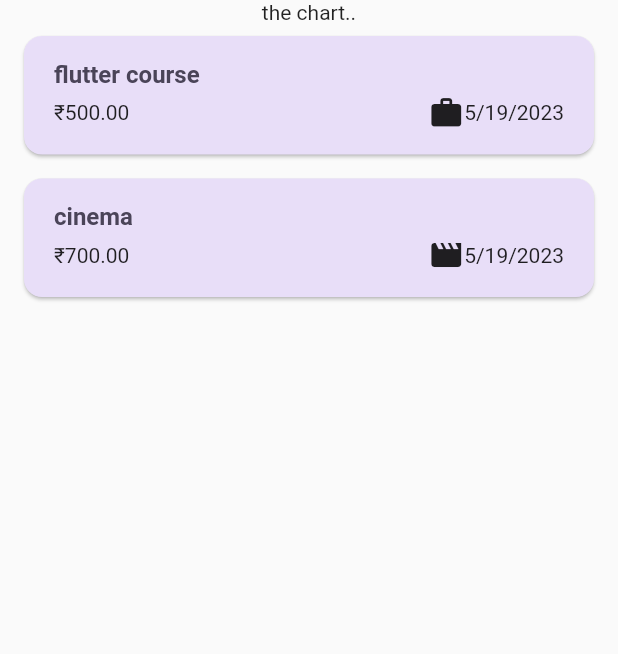
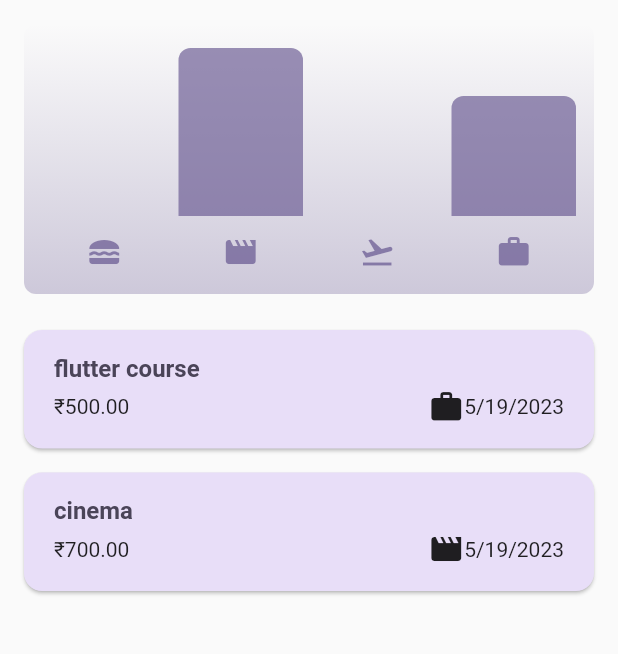
Before and after one commit to cdivyansh123/expense_tracker_app_flutter, a Flutter app: the screen it shows after launch, on a phone screen of 412 x 824 dp, the part 84-738 px from its top. Run offline on Flutter 3.47's test engine with Material 2 defaults, Android fonts, the phone set to English and light mode, and no system bars.

Commit message:
Seventh Commit

```diff
--- a/lib/models/expenses.dart
+++ b/lib/models/expenses.dart
@@ -34,3 +34,28 @@
     return formatter.format(date);
   }
 }
+
+
+class ExpenseBucket{
+  ExpenseBucket({
+    required this.category,
+    required this.expenses,
+});
+
+  ExpenseBucket.forCategory(
+      List<Expenses> allExpenses,
+      this.category
+      ):expenses=allExpenses.where((expense) => expense.category == category).toList();
+
+  final Category category;
+  final List<Expenses> expenses;
+
+  double get totalExpenses{
+    double sum=0;
+    for(final expense in expenses){
+      sum=sum+expense.amount;
+    }
+
+    return sum;
+  }
+}
--- /dev/null
+++ b/lib/widgets/chart/chart.dart
@@ -0,0 +1,97 @@
+import 'package:flutter/material.dart';
+
+
+
+import '../../models/expenses.dart';
+import 'chart_bar.dart';
+
+class Chart extends StatelessWidget {
+  const Chart({super.key, required this.expenses});
+
+  final List<Expenses> expenses;
+
+  List<ExpenseBucket> get buckets {
+    return [
+      ExpenseBucket.forCategory(expenses, Category.food),
+      ExpenseBucket.forCategory(expenses, Category.leisure),
+      ExpenseBucket.forCategory(expenses, Category.travel),
+      ExpenseBucket.forCategory(expenses, Category.work),
+    ];
+  }
+
+  double get maxTotalExpense {
+    double maxTotalExpense = 0;
+
+    for (final bucket in buckets) {
+      if (bucket.totalExpenses > maxTotalExpense) {
+        maxTotalExpense = bucket.totalExpenses;
+      }
+    }
+
+    return maxTotalExpense;
+  }
+
+  @override
+  Widget build(BuildContext context) {
+    final isDarkMode =
+        MediaQuery.of(context).platformBrightness == Brightness.dark;
+    return Container(
+      margin: const EdgeInsets.all(16),
+      padding: const EdgeInsets.symmetric(
+        vertical: 16,
+        horizontal: 8,
+      ),
+      width: double.infinity,
+      height: 180,
+      decoration: BoxDecoration(
+        borderRadius: BorderRadius.circular(8),
+        gradient: LinearGradient(
+          colors: [
+            Theme.of(context).colorScheme.primary.withOpacity(0.3),
+            Theme.of(context).colorScheme.primary.withOpacity(0.0)
+          ],
+          begin: Alignment.bottomCenter,
+          end: Alignment.topCenter,
+        ),
+      ),
+      child: Column(
+        children: [
+          Expanded(
+            child: Row(
+              crossAxisAlignment: CrossAxisAlignment.end,
+              children: [
+                for (final bucket in buckets) // alternative to map()
+                  ChartBar(
+                    fill: bucket.totalExpenses == 0
+                        ? 0
+                        : bucket.totalExpenses / maxTotalExpense,
+                  )
+              ],
+            ),
+          ),
+          const SizedBox(height: 12),
+          Row(
+            children: buckets
+                .map(
+                  (bucket) => Expanded(
+                child: Padding(
+                  padding: const EdgeInsets.symmetric(horizontal: 4),
+                  child: Icon(
+                    categoryIcons[bucket.category],
+                    color: isDarkMode
+                        ? Theme.of(context).colorScheme.secondary
+                        : Theme.of(context)
+                        .colorScheme
+                        .primary
+                        .withOpacity(0.7),
+                  ),
+                ),
+              ),
+            )
+                .toList(),
+          )
+        ],
+      ),
+    );
+  }
+}
--- /dev/null
+++ b/lib/widgets/chart/chart_bar.dart
@@ -0,0 +1,34 @@
+import 'package:flutter/material.dart';
+
+class ChartBar extends StatelessWidget {
+  const ChartBar({
+    super.key,
+    required this.fill,
+  });
+
+  final double fill;
+
+  @override
+  Widget build(BuildContext context) {
+    final isDarkMode =
+        MediaQuery.of(context).platformBrightness == Brightness.dark;
+    return Expanded(
+      child: Padding(
+        padding: const EdgeInsets.symmetric(horizontal: 4),
+        child: FractionallySizedBox(
+          heightFactor: fill,
+          child: DecoratedBox(
+            decoration: BoxDecoration(
+              shape: BoxShape.rectangle,
+              borderRadius:
+              const BorderRadius.vertical(top: Radius.circular(8)),
+              color: isDarkMode
+                  ? Theme.of(context).colorScheme.secondary
+                  : Theme.of(context).colorScheme.primary.withOpacity(0.65),
+            ),
+          ),
+        ),
+      ),
+    );
+  }
+}
--- a/lib/widgets/expenses.dart
+++ b/lib/widgets/expenses.dart
@@ -1,3 +1,4 @@
+import 'package:expense_tracker_app_flutter/widgets/chart/chart.dart';
 import 'package:expense_tracker_app_flutter/widgets/expense_list/expenses_list.dart';
 import 'package:expense_tracker_app_flutter/widgets/new_expense.dart';
 import 'package:flutter/material.dart';
@@ -59,6 +60,7 @@
 
   @override
   Widget build(BuildContext context) {
+    final width=MediaQuery.of(context).size.width;
     Widget maincontent = Center(
       child: Text("No expense found "),
     );
@@ -80,8 +82,15 @@
               icon: Icon(Icons.add)),
         ],
       ),
-      body: Column(
-        children: [Text("the chart.."), Expanded(child: maincontent)],
+      body: width <600 ? Column(
+        children: [
+          Chart(expenses: _registerExpense),
+          Expanded(child: maincontent)],
+      ) : Row(
+        children: [
+          Expanded(child: Chart(expenses: _registerExpense)),
+          Expanded(child: maincontent)
+        ],
       ),
     );
   }
```
Also changed, not shown: lib/main.dart (+8 -0 lines).
